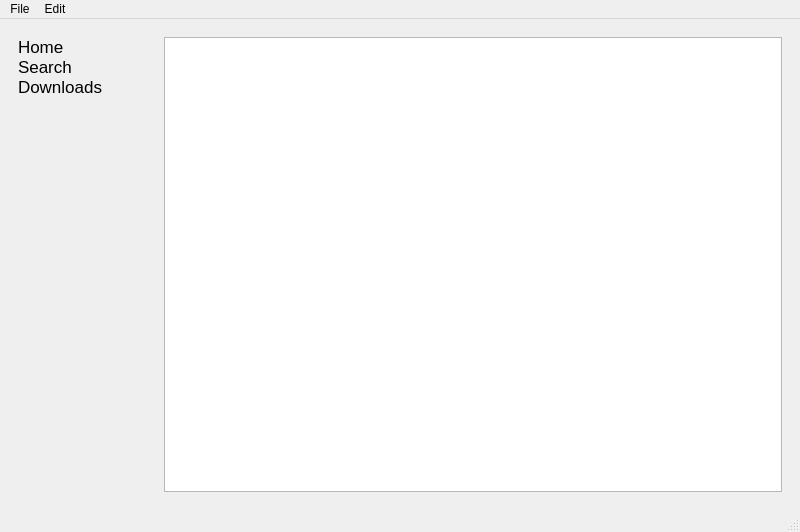
This is res/ui/mainwindow.ui in Docheinstein/music-dragon as Qt 5 draws it before an edit. The edited form follows.
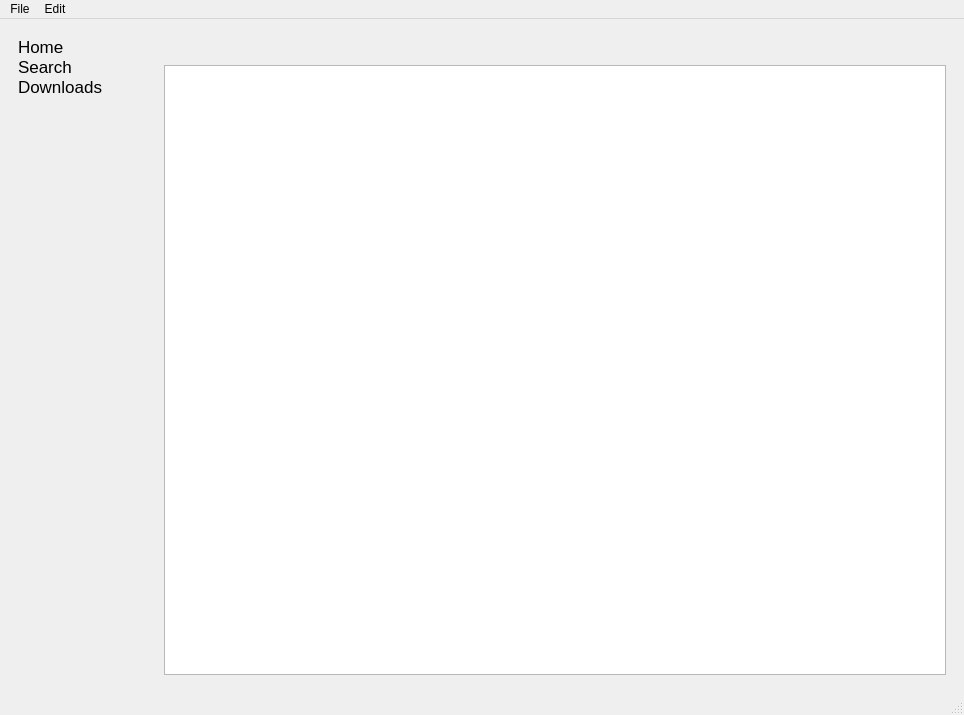
This is the edited form. The open tabs and pages were chosen to show the change. Icons and pictures are not drawn. Custom widgets are drawn as their Qt base class.

```diff
--- a/res/ui/mainwindow.ui
+++ b/res/ui/mainwindow.ui
@@ -6,8 +6,8 @@
    <rect>
     <x>0</x>
     <y>0</y>
-    <width>800</width>
-    <height>532</height>
+    <width>964</width>
+    <height>715</height>
    </rect>
   </property>
   <property name="windowTitle">
@@ -101,6 +101,53 @@
      </widget>
     </item>
     <item>
+     <layout class="QVBoxLayout" name="verticalLayout_7">
+      <item>
+       <layout class="QHBoxLayout" name="horizontalLayout_4">
+        <item>
+         <widget class="QPushButton" name="backButton">
+          <property name="text">
+           <string/>
+          </property>
+          <property name="icon">
+           <iconset>
+            <normaloff>../images/back.png</normaloff>../images/back.png</iconset>
+          </property>
+          <property name="flat">
+           <bool>true</bool>
+          </property>
+         </widget>
+        </item>
+        <item>
+         <widget class="QPushButton" name="forwardButton">
+          <property name="text">
+           <string/>
+          </property>
+          <property name="icon">
+           <iconset>
+            <normaloff>../images/forward.png</normaloff>../images/forward.png</iconset>
+          </property>
+          <property name="flat">
+           <bool>true</bool>
+          </property>
+         </widget>
+        </item>
+        <item>
+         <spacer name="horizontalSpacer_3">
+          <property name="orientation">
+           <enum>Qt::Horizontal</enum>
+          </property>
+          <property name="sizeHint" stdset="0">
+           <size>
+            <width>40</width>
+            <height>20</height>
+           </size>
+          </property>
+         </spacer>
+        </item>
+       </layout>
+      </item>
+      <item>
      <widget class="QStackedWidget" name="pages">
       <property name="currentIndex">
        <number>3</number>
@@ -143,7 +190,7 @@
       <widget class="QWidget" name="downloadsPage">
        <layout class="QVBoxLayout" name="verticalLayout_3">
         <item>
-         <widget class="QListView" name="listView"/>
+           <widget class="DownloadsWidget" name="downloads"/>
         </item>
        </layout>
       </widget>
@@ -298,13 +345,15 @@
      </widget>
     </item>
    </layout>
+    </item>
+   </layout>
   </widget>
   <widget class="QMenuBar" name="menubar">
    <property name="geometry">
     <rect>
      <x>0</x>
      <y>0</y>
-     <width>800</width>
+     <width>964</width>
      <height>34</height>
     </rect>
    </property>
@@ -340,6 +389,11 @@
    <extends>QListWidget</extends>
    <header>albumtrackswidget.h</header>
   </customwidget>
+  <customwidget>
+   <class>DownloadsWidget</class>
+   <extends>QListWidget</extends>
+   <header>downloadswidget.h</header>
+  </customwidget>
  </customwidgets>
  <resources/>
  <connections/>
```
Left out of the diff: 4 changed lines with no effect on the pictures. Lines whose indentation alone changed are shown as unchanged.
